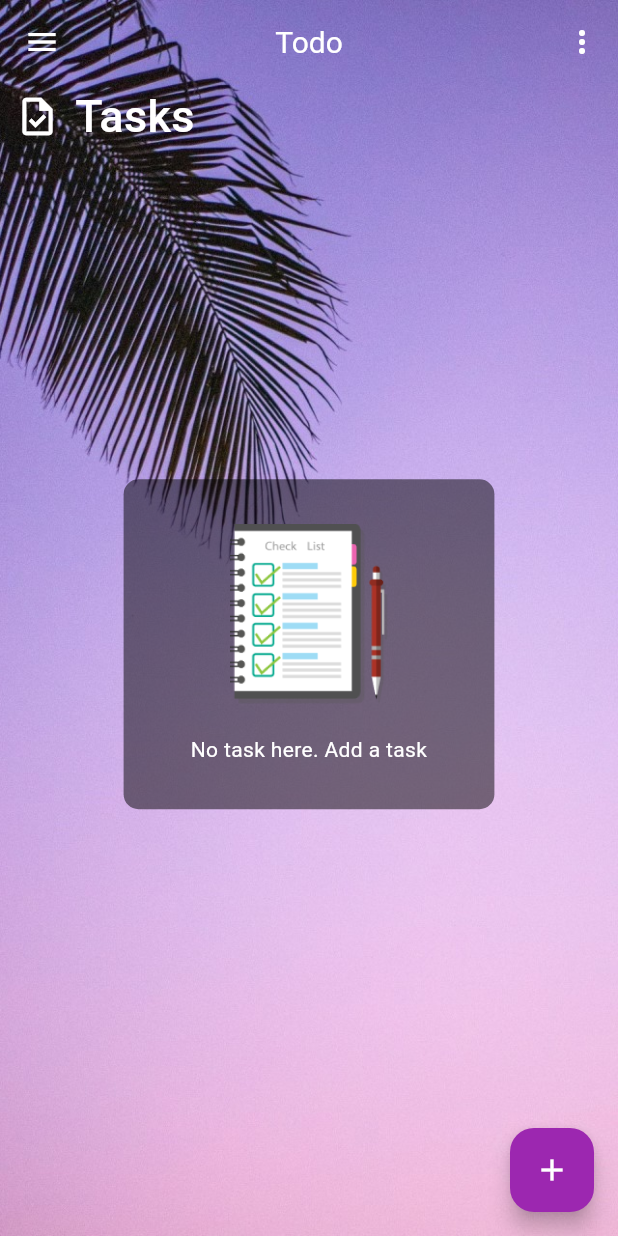
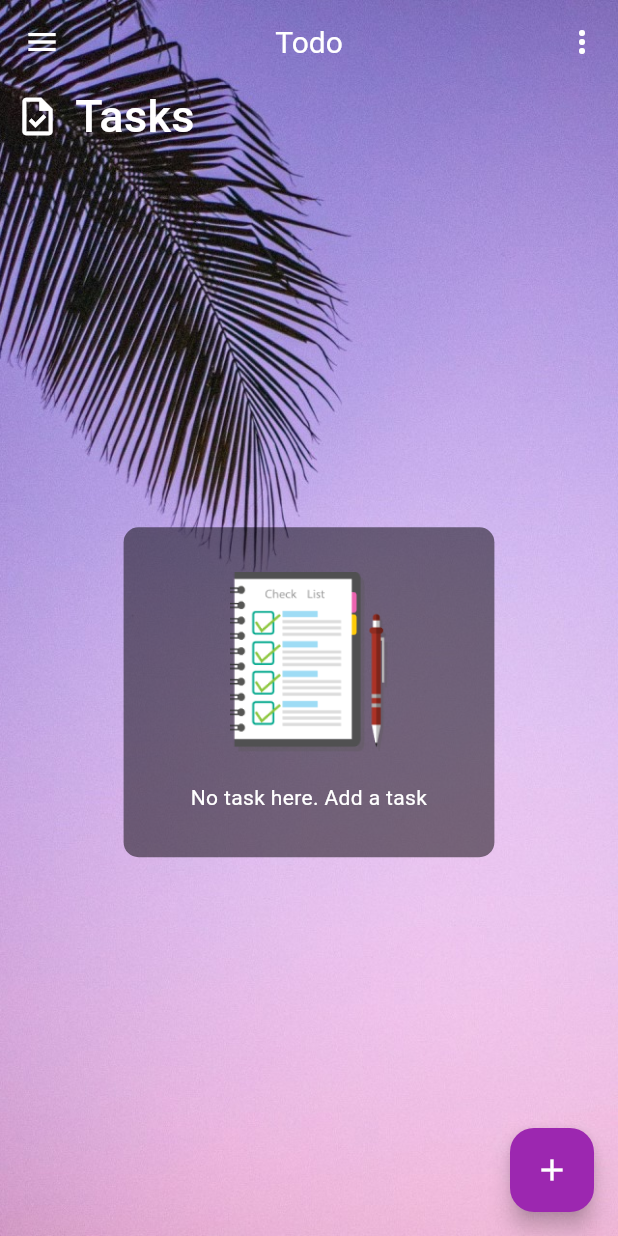
Before and after one commit to davidjeffrey058/flutter-todo, a Flutter app: the screen it shows after launch, on a phone screen of 412 x 824 dp. Run offline on Flutter 3.47's test engine with Material 3 defaults, Android fonts, the phone set to English and light mode, and no system bars; our stand-ins replace flutter_bloc, hive, hive_flutter; accounts and stored records are empty.

```diff
--- a/lib/main.dart
+++ b/lib/main.dart
@@ -21,6 +21,7 @@ Future<void> main() async{
       BlocProvider<DrawerCubit>(create: (context) => DrawerCubit()),
     ],
     child: MaterialApp(
+      title: 'Sweet Todo',
       debugShowCheckedModeBanner: false,
       theme: lightTheme,
       darkTheme: darkTheme,
--- a/lib/screens/layouts/home_layout.dart
+++ b/lib/screens/layouts/home_layout.dart
@@ -38,7 +38,9 @@ class HomeLayout extends StatelessWidget {
 
   @override
   Widget build(BuildContext context) {
+
     final maxWidth = MediaQuery.of(context).size.width;
+    final maxHeight = MediaQuery.of(context).size.height;
 
     return GestureDetector(
         onTap: gestureDetectorOnTap,
@@ -81,15 +83,9 @@ class HomeLayout extends StatelessWidget {
                                   categoryList(value, state.tasks)[index];
 
                               //Gets number of tasks per category
-                              myDayListLength =
-                                  categoryList(DrawerOptions.myDay, state.tasks)
-                                      .length;
-                              taskListLength =
-                                  categoryList(DrawerOptions.tasks, state.tasks)
-                                      .length;
-                              importantListLength = categoryList(
-                                      DrawerOptions.important, state.tasks)
-                                  .length;
+                              myDayListLength = categoryList(DrawerOptions.myDay, state.tasks).length;
+                              taskListLength = categoryList(DrawerOptions.tasks, state.tasks).length;
+                              importantListLength = categoryList(DrawerOptions.important, state.tasks).length;
 
                               return Column(
                                 children: [
@@ -208,9 +204,8 @@ class HomeLayout extends StatelessWidget {
                 ),
 
                 //Add task section
-                Opacity(
-                  // duration: const Duration(milliseconds: 200),
-                  opacity: maxWidth <= 992 && !focusNode.hasFocus ? 0.0 : 1,
+                SizedBox(
+                  height: maxWidth <= 992 && !focusNode.hasFocus ? 0 : null,
                   child: AddTaskLayout(
                     scrollController: scrollController,
                     iconColor: getOptionProperties(value)['iconColor'],
```
Also changed, not shown: 2 other files.
